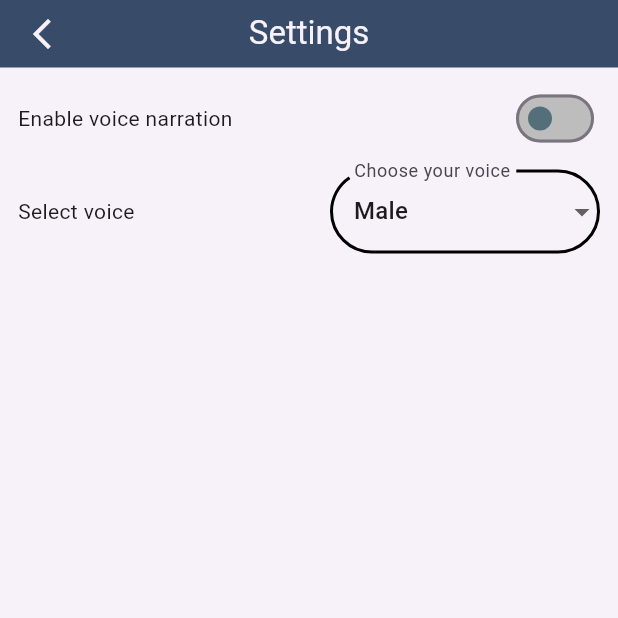
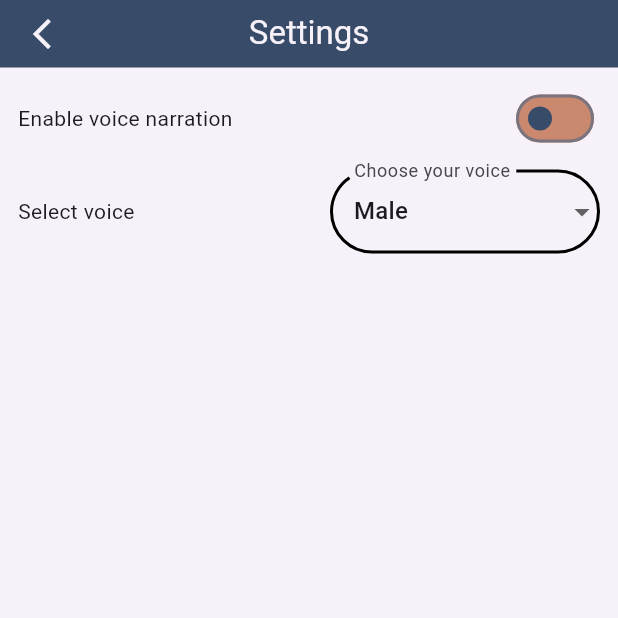
Before and after one commit to mishraaditya595/Gita-App, a Flutter app: the SettingsScreen screen opened by its route, on a phone screen of 412 x 824 dp, the top half of it. Run offline on Flutter 3.47's test engine with Material 2 defaults, Android fonts, the light colour scheme and no system bars; our stand-ins replace device_info_plus, firebase_core, firebase_crashlytics, firebase_messaging, firebase_remote_config, flutter_local_notifications and 10 more; missing offline and left inert: device_information, firebase_performance, in_app_review, loading_progress_indicator; accounts and stored records are empty; generated files the repository leaves out were written again.

Commit message:
improvements to settings_screen.dart

```diff
--- a/lib/ui/settings/screen/settings_screen.dart
+++ b/lib/ui/settings/screen/settings_screen.dart
@@ -2,6 +2,8 @@ import 'package:flutter/cupertino.dart';
 import 'package:flutter/material.dart';
 import 'package:provider/provider.dart';
 import 'package:sbg/ui/settings/provider/settings_screen_provider.dart';
+import 'package:sbg/utils/colour_constants.dart';
+import 'package:sbg/utils/hexcolor.dart';
 
 import '../../widgets/default_app_bar.dart';
 
@@ -34,13 +36,13 @@ class _SettingsScreenState extends State<SettingsScreen> {
         create: (context) => SettingsScreenProvider(),
         child: Consumer<SettingsScreenProvider>(
             builder: (context, provider, child) {
-          return  FutureBuilder(
+          return Scaffold(
+            appBar: DefaultAppBar(title: "Settings"),
+            body: FutureBuilder(
                 future: provider.checkForInitialValues(),
                 builder: (BuildContext context, AsyncSnapshot<dynamic> snapshot) {
                   if(snapshot.connectionState == ConnectionState.done) {
-      return Scaffold(
-        appBar: DefaultAppBar(title: "Settings"),
-        body: Padding(
+                    return Padding(
                       padding:
                       const EdgeInsets.symmetric(horizontal: 12.0, vertical: 5),
                       child: Column(
@@ -53,12 +55,11 @@ class _SettingsScreenState extends State<SettingsScreen> {
                               children: [
                                 const Text("Enable voice narration"),
                                 Switch(
-                      activeColor: Colors.amber,
-                      activeTrackColor: Colors.cyan,
-                      inactiveThumbColor: Colors.blueGrey.shade600,
-                      inactiveTrackColor: Colors.grey.shade400,
-                      value: provider.speakerToggleValue,
-                      // changes the state of the switch
+                                  activeColor: HexColor(ColourConstants.antiqueBrass),
+                                  activeTrackColor: HexColor(ColourConstants.fiord),
+                                  inactiveThumbColor: HexColor(ColourConstants.fiord),
+                                  inactiveTrackColor: HexColor(ColourConstants.antiqueBrass),
+                                  value: provider.speakerToggleValue, // changes the state of the switch
                                   onChanged: (value) =>
                                       provider.setNarrationToggleValue(value),
                                 ),
@@ -110,15 +111,12 @@ class _SettingsScreenState extends State<SettingsScreen> {
                           )
                         ],
                       ),
-        ),
                     );
                   } else {
-      return const Scaffold(body: CircularProgressIndicator());
+                    return const Center(child: CircularProgressIndicator());
                   }
-    });
-
-
-
+                })
+          );
         }));
   }
 }
```
Lines whose indentation alone changed are shown as unchanged.
